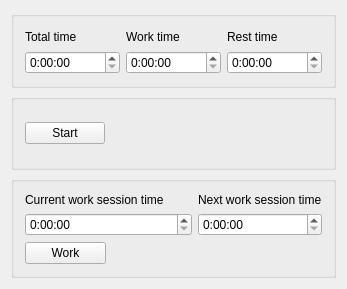
First picture: the form in mainwindow.ui, repository drula/WorkTimer, before the edit.
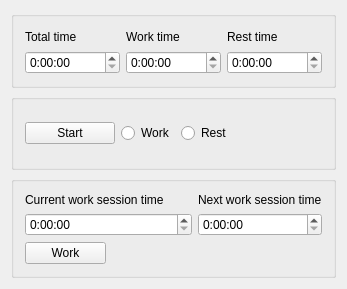
Second picture: the form after the edit.

Commit message:
Transition functions, ability to start from Rest state
The changing state actions depends not only from the target state but also from the current state.
Working day can be started from rest.

Diff of the .ui file:
```diff
--- a/mainwindow.ui
+++ b/mainwindow.ui
@@ -86,12 +86,44 @@
       <layout class="QGridLayout" name="gridLayout_3">
        <item row="0" column="0">
         <widget class="QPushButton" name="startFinishButton">
+         <property name="sizePolicy">
+          <sizepolicy hsizetype="MinimumExpanding" vsizetype="Fixed">
+           <horstretch>0</horstretch>
+           <verstretch>0</verstretch>
+          </sizepolicy>
+         </property>
          <property name="text">
           <string>Start</string>
          </property>
         </widget>
        </item>
+       <item row="0" column="2">
+        <widget class="QRadioButton" name="restRadioButton">
+         <property name="sizePolicy">
+          <sizepolicy hsizetype="Minimum" vsizetype="Fixed">
+           <horstretch>0</horstretch>
+           <verstretch>0</verstretch>
+          </sizepolicy>
+         </property>
+         <property name="text">
+          <string>Rest</string>
+         </property>
+        </widget>
+       </item>
        <item row="0" column="1">
+        <widget class="QRadioButton" name="workRadioButton">
+         <property name="sizePolicy">
+          <sizepolicy hsizetype="Minimum" vsizetype="Fixed">
+           <horstretch>0</horstretch>
+           <verstretch>0</verstretch>
+          </sizepolicy>
+         </property>
+         <property name="text">
+          <string>Work</string>
+         </property>
+        </widget>
+       </item>
+       <item row="0" column="3">
         <spacer name="horizontalSpacer">
          <property name="orientation">
           <enum>Qt::Horizontal</enum>
```
Left out of the diff: 4 changed lines with no effect on the pictures. The commit also changes 2 other files.
